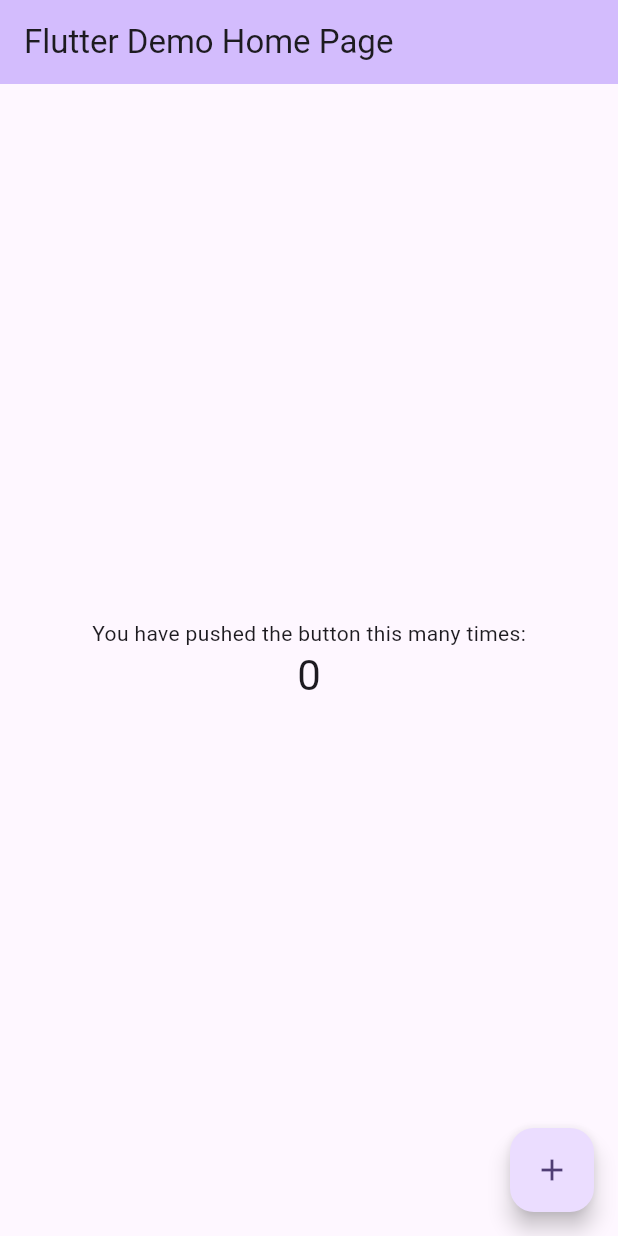
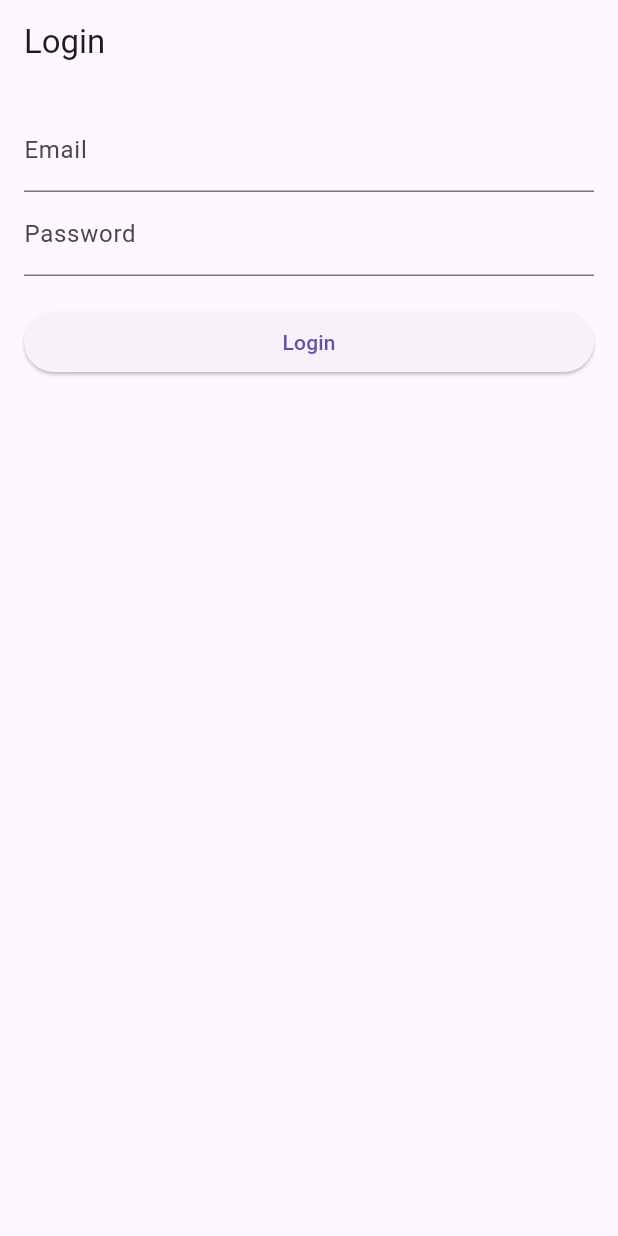
Before and after one commit to xodnjs6038/animore_app_dev, a Flutter app: the screen it shows after launch, on a phone screen of 412 x 824 dp. Run offline on Flutter 3.47's test engine with Material 3 defaults, Android fonts, the phone set to English and light mode, and no system bars; our stand-ins replace flutter_dotenv.

Commit message:
Develop Setting

```diff
--- a/lib/main.dart
+++ b/lib/main.dart
@@ -1,7 +1,8 @@
+import 'package:animore/screens/login_screen.dart';
 import 'package:flutter/material.dart';
 
 void main() {
-  runApp(const MyApp());
+  runApp(MyApp());
 }
 
 class MyApp extends StatelessWidget {
@@ -11,115 +12,9 @@ class MyApp extends StatelessWidget {
   @override
   Widget build(BuildContext context) {
     return MaterialApp(
-      title: 'Flutter Demo',
-      theme: ThemeData(
-        // This is the theme of your application.
-        //
-        // TRY THIS: Try running your application with "flutter run". You'll see
-        // the application has a purple toolbar. Then, without quitting the app,
-        // try changing the seedColor in the colorScheme below to Colors.green
-        // and then invoke "hot reload" (save your changes or press the "hot
-        // reload" button in a Flutter-supported IDE, or press "r" if you used
-        // the command line to start the app).
-        //
-        // Notice that the counter didn't reset back to zero; the application
-        // state is not lost during the reload. To reset the state, use hot
-        // restart instead.
-        //
-        // This works for code too, not just values: Most code changes can be
-        // tested with just a hot reload.
-        colorScheme: ColorScheme.fromSeed(seedColor: Colors.deepPurple),
-        useMaterial3: true,
-      ),
-      home: const MyHomePage(title: 'Flutter Demo Home Page'),
+      title: 'Animore App',
+      theme: ThemeData(primarySwatch: Colors.amber),
+      home: LoginScreen(),
     );
   }
 }
-
-class MyHomePage extends StatefulWidget {
-  const MyHomePage({super.key, required this.title});
-
-  // This widget is the home page of your application. It is stateful, meaning
-  // that it has a State object (defined below) that contains fields that affect
-  // how it looks.
-
-  // This class is the configuration for the state. It holds the values (in this
-  // case the title) provided by the parent (in this case the App widget) and
-  // used by the build method of the State. Fields in a Widget subclass are
-  // always marked "final".
-
-  final String title;
-
-  @override
-  State<MyHomePage> createState() => _MyHomePageState();
-}
-
-class _MyHomePageState extends State<MyHomePage> {
-  int _counter = 0;
-
-  void _incrementCounter() {
-    setState(() {
-      // This call to setState tells the Flutter framework that something has
-      // changed in this State, which causes it to rerun the build method below
-      // so that the display can reflect the updated values. If we changed
-      // _counter without calling setState(), then the build method would not be
-      // called again, and so nothing would appear to happen.
-      _counter++;
-    });
-  }
-
-  @override
-  Widget build(BuildContext context) {
-    // This method is rerun every time setState is called, for instance as done
-    // by the _incrementCounter method above.
-    //
-    // The Flutter framework has been optimized to make rerunning build methods
-    // fast, so that you can just rebuild anything that needs updating rather
-    // than having to individually change instances of widgets.
-    return Scaffold(
-      appBar: AppBar(
-        // TRY THIS: Try changing the color here to a specific color (to
-        // Colors.amber, perhaps?) and trigger a hot reload to see the AppBar
-        // change color while the other colors stay the same.
-        backgroundColor: Theme.of(context).colorScheme.inversePrimary,
-        // Here we take the value from the MyHomePage object that was created by
-        // the App.build method, and use it to set our appbar title.
-        title: Text(widget.title),
-      ),
-      body: Center(
-        // Center is a layout widget. It takes a single child and positions it
-        // in the middle of the parent.
-        child: Column(
-          // Column is also a layout widget. It takes a list of children and
-          // arranges them vertically. By default, it sizes itself to fit its
-          // children horizontally, and tries to be as tall as its parent.
-          //
-          // Column has various properties to control how it sizes itself and
-          // how it positions its children. Here we use mainAxisAlignment to
-          // center the children vertically; the main axis here is the vertical
-          // axis because Columns are vertical (the cross axis would be
-          // horizontal).
-          //
-          // TRY THIS: Invoke "debug painting" (choose the "Toggle Debug Paint"
-          // action in the IDE, or press "p" in the console), to see the
-          // wireframe for each widget.
-          mainAxisAlignment: MainAxisAlignment.center,
-          children: <Widget>[
-            const Text(
-              'You have pushed the button this many times:',
-            ),
-            Text(
-              '$_counter',
-              style: Theme.of(context).textTheme.headlineMedium,
-            ),
-          ],
-        ),
-      ),
-      floatingActionButton: FloatingActionButton(
-        onPressed: _incrementCounter,
-        tooltip: 'Increment',
-        child: const Icon(Icons.add),
-      ), // This trailing comma makes auto-formatting nicer for build methods.
-    );
-  }
-}
--- /dev/null
+++ b/lib/screens/login_screen.dart
@@ -0,0 +1,77 @@
+import 'package:animore/screens/main_screen.dart';
+import 'package:animore/services/api_service.dart';
+import 'package:flutter/material.dart';
+
+class LoginScreen extends StatelessWidget {
+  final TextEditingController emailController = TextEditingController();
+  final TextEditingController passwordController = TextEditingController();
+
+  @override
+  Widget build(BuildContext context) {
+    return Scaffold(
+        appBar: AppBar(
+          title: Text('Login'),
+        ),
+        body: Padding(
+          padding: const EdgeInsets.all(16.0),
+          child: Column(
+            crossAxisAlignment: CrossAxisAlignment.stretch,
+            children: [
+              TextField(
+                controller: emailController,
+                decoration: InputDecoration(labelText: 'Email'),
+              ),
+              TextField(
+                controller: passwordController,
+                decoration: InputDecoration(labelText: 'Password'),
+                obscureText: true,
+              ),
+              SizedBox(height: 20),
+              ElevatedButton(
+                  onPressed: () async {
+                    final email = emailController.text;
+                    final password = passwordController.text;
+
+                    try {
+                      final apiService = ApiService();
+                      final response = await apiService.login(email, password);
+
+                      if (response['success'] == true) {
+                        Navigator.push(
+                          context,
+                          MaterialPageRoute(builder: (context) => MainScreen()),
+                        );
+                      } else {
+                        showDialog(
+                            context: context,
+                            builder: (context) => AlertDialog(
+                                    title: Text('Login Failed'),
+                                    content: Text(response['message'] ??
+                                        'Unknown error occured'),
+                                    actions: [
+                                      TextButton(
+                                          onPressed: () =>
+                                              Navigator.pop(context),
+                                          child: Text('OK'))
+                                    ]));
+                      }
+                    } catch (e) {
+                      showDialog(
+                          context: context,
+                          builder: (context) => AlertDialog(
+                                  title: Text('Error'),
+                                  content: Text(e.toString()),
+                                  actions: [
+                                    TextButton(
+                                      onPressed: () => Navigator.pop(context),
+                                      child: Text('OK'),
+                                    )
+                                  ]));
+                    }
+                  },
+                  child: Text('Login')),
+            ],
+          ),
+        ));
+  }
+}
--- /dev/null
+++ b/lib/services/api_service.dart
@@ -0,0 +1,31 @@
+import 'package:flutter_dotenv/flutter_dotenv.dart';
+import 'dart:convert';
+import 'package:http/http.dart' as http;
+
+class ApiService {
+  final String baseUrl = dotenv.env['BASE_URL'] ?? '';
+
+  Future<Map<String, dynamic>> login(String email, String password) async {
+    final response = await http.post(
+      Uri.parse('$baseUrl/auth'),
+      headers: {'Content-Type': 'application/json'},
+      body: jsonEncode({'email': email, 'password': password}),
+    );
+
+    if (response.statusCode == 200) {
+      return jsonDecode(response.body);
+    } else {
+      throw Exception('Failed to login');
+    }
+  }
+
+  Future<Map<String, dynamic>> fetchExternalApi(String endpoint) async {
+    final response = await http.get(Uri.parse(endpoint));
+
+    if (response.statusCode == 200) {
+      return jsonDecode(response.body);
+    } else {
+      throw Exception('Failed to fetch data');
+    }
+  }
+}
--- a/pubspec.yaml
+++ b/pubspec.yaml
@@ -30,6 +30,10 @@ environment:
 dependencies:
   flutter:
     sdk: flutter
+  provider: ^6.0.0  # 상태 관리
+  http: ^1.2.2     # HTTP 요청
+  flutter_secure_storage: ^8.0.0  # 보안 저장소
+  flutter_dotenv: ^5.0.2  # env file setting
 
   # The following adds the Cupertino Icons font to your application.
   # Use with the CupertinoIcons class for iOS style icons.
```
Also changed, not shown: lib/screens/main_screen.dart (added, +14 -0 lines), pubspec.lock, 15 other files.
